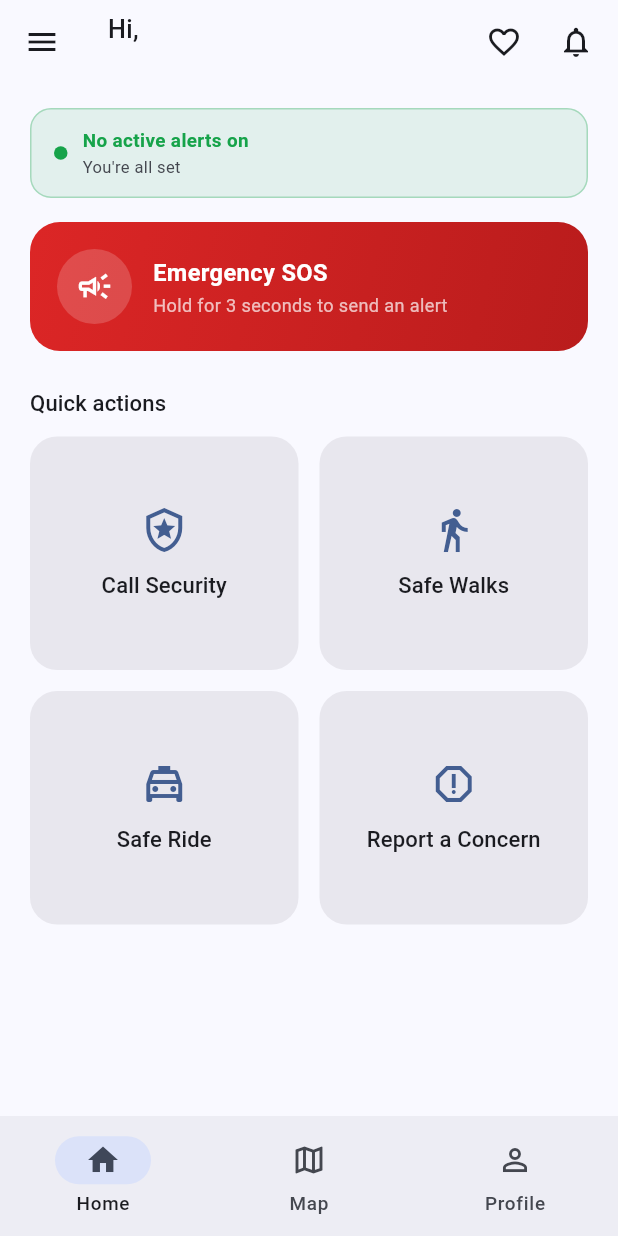
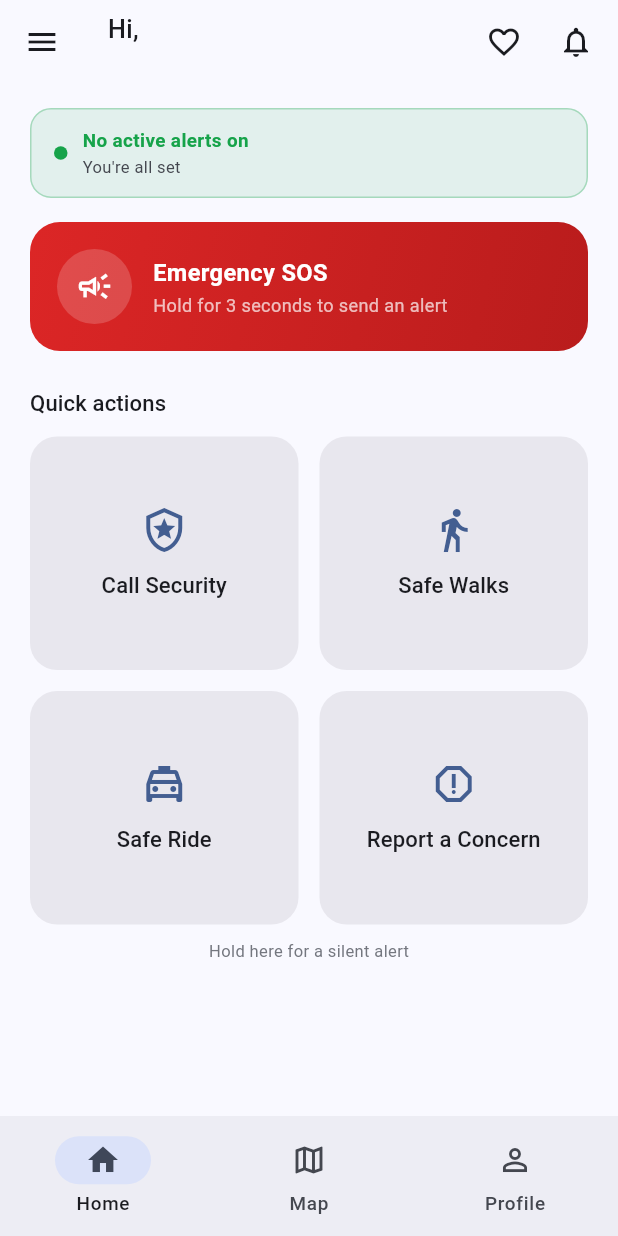
Before and after one commit to IsagoMogadile/SafeStep, a Flutter app: the StudentHomeShell screen opened directly, on a phone screen of 412 x 824 dp. Run offline on Flutter 3.47's test engine with Material 3 defaults, Android fonts, the phone set to English and light mode, and no system bars; our stand-ins replace connectivity_plus, flutter_contacts, flutter_dotenv, flutter_local_notifications, flutter_map, flutter_tts and 6 more; missing offline and left inert: google_mlkit_text_recognition, home_widget; accounts and stored records are empty; statements that could not run were skipped.

Commit message:
Uncomment SilentAlertTrigger in home_tab.dart

```diff
--- a/lib/features/student/presentation/home_tab.dart
+++ b/lib/features/student/presentation/home_tab.dart
@@ -205,7 +205,7 @@ class HomeTab extends StatelessWidget {
                     ),
                   ],
                 ),
-                // const SilentAlertTrigger(),
+                 const SilentAlertTrigger(),
               ],
             ),
           ),
```
